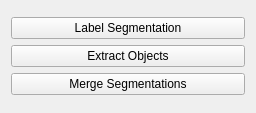
Qt form ilastik/applets/objectExtraction/drawer.ui (ilastik/ilastik) before a commit.
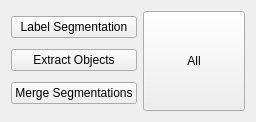
The same form after that commit.

Commit message: serializer added and do-all-button added

```diff
--- a/ilastik/applets/objectExtraction/drawer.ui
+++ b/ilastik/applets/objectExtraction/drawer.ui
@@ -7,7 +7,7 @@
     <x>0</x>
     <y>0</y>
     <width>256</width>
-    <height>113</height>
+    <height>122</height>
    </rect>
   </property>
   <property name="sizePolicy">
@@ -18,7 +18,7 @@
   </property>
   <property name="minimumSize">
    <size>
-    <width>256</width>
+    <width>50</width>
     <height>0</height>
    </size>
   </property>
@@ -33,7 +33,9 @@
   </property>
   <layout class="QVBoxLayout" name="verticalLayout_2">
    <item>
-    <layout class="QVBoxLayout" name="verticalLayout">
+    <layout class="QHBoxLayout" name="horizontalLayout_2">
+     <item>
+      <layout class="QVBoxLayout" name="verticalLayout_5">
      <item>
       <widget class="QPushButton" name="labelImageButton">
        <property name="styleSheet">
@@ -57,6 +59,37 @@
         <string>Merge Segmentations</string>
        </property>
       </widget>
+       </item>
+      </layout>
+     </item>
+     <item>
+      <layout class="QHBoxLayout" name="horizontalLayout">
+       <item alignment="Qt::AlignTop">
+        <widget class="QPushButton" name="doAllButton">
+         <property name="sizePolicy">
+          <sizepolicy hsizetype="Preferred" vsizetype="Preferred">
+           <horstretch>0</horstretch>
+           <verstretch>0</verstretch>
+          </sizepolicy>
+         </property>
+         <property name="minimumSize">
+          <size>
+           <width>40</width>
+           <height>100</height>
+          </size>
+         </property>
+         <property name="maximumSize">
+          <size>
+           <width>16777215</width>
+           <height>27</height>
+          </size>
+         </property>
+         <property name="text">
+          <string>All</string>
+         </property>
+        </widget>
+       </item>
+      </layout>
      </item>
     </layout>
    </item>
```
Lines whose indentation alone changed are shown as unchanged. The commit also changes 4 other files.
